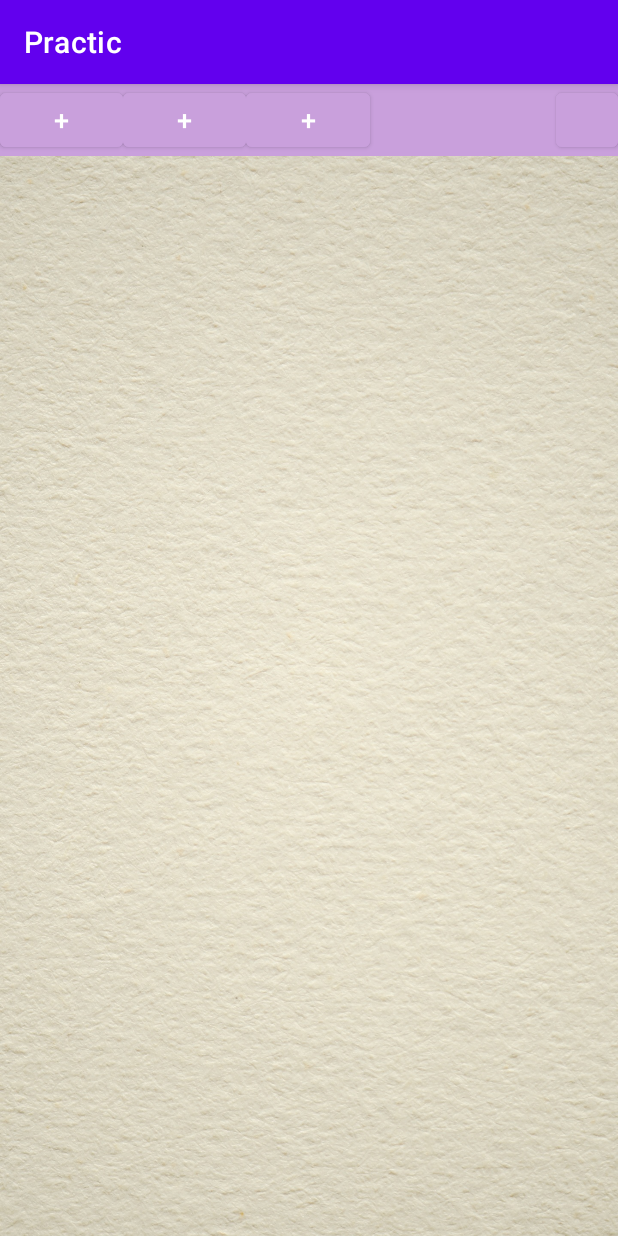
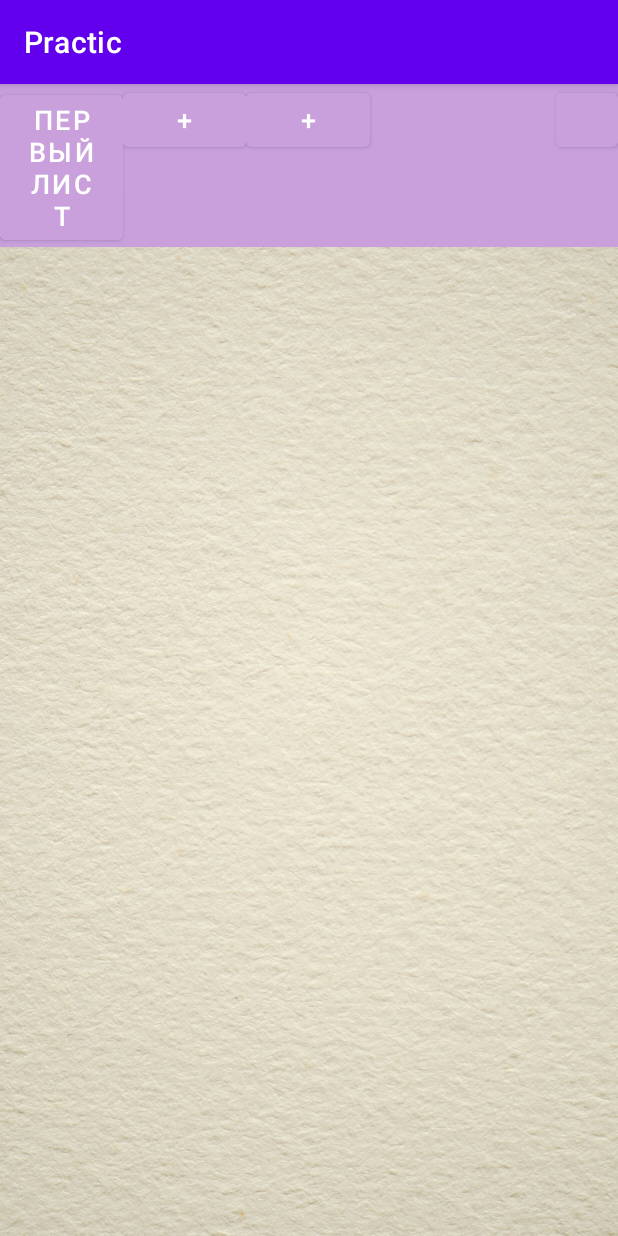
Before and after one commit to Lirika19/Practic, an Android app: the screen it shows after launch (MainActivity), on a phone screen of 412 x 824 dp. Run offline under Robolectric (Android 15) with nearby library versions, the phone set to English and light mode, and no system bars.

Commit message:
котов тоже

```diff
--- a/app/src/main/res/layout/activity_main.xml
+++ b/app/src/main/res/layout/activity_main.xml
@@ -19,7 +19,7 @@
             android:layout_weight="1"
             android:maxLines="160"
             android:minLines="1"
-            android:text="+"
+            android:text="первый лист"
             android:textSize="8pt"
             android:id="@+id/btn1">
         </Button>
```
